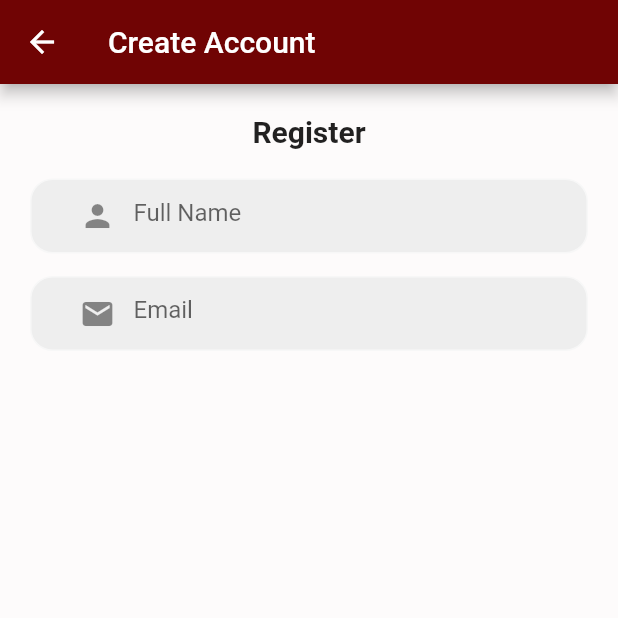
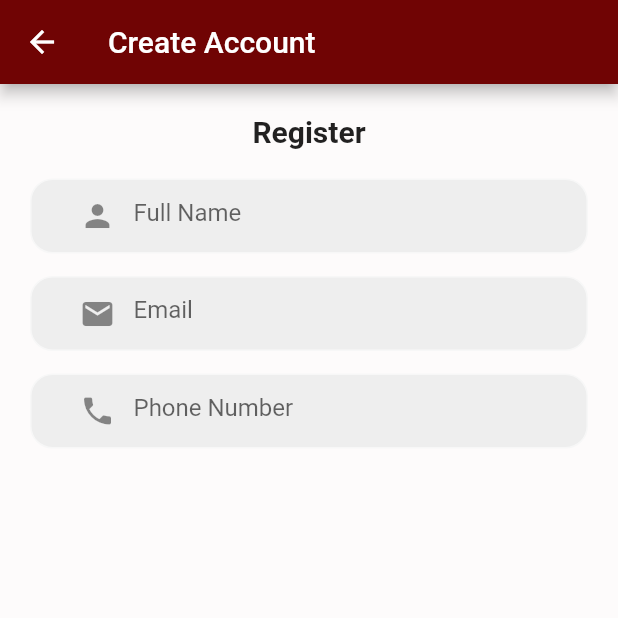
Before and after one commit to MrAnmol08/movielovers, a Flutter app: the screen it shows after launch, on a phone screen of 412 x 824 dp, the top half of it. Run offline on Flutter 3.47's test engine with Material 2 defaults, Android fonts, the phone set to English and light mode, and no system bars; our stand-ins replace google_fonts.

Commit message:
adding phone number section on register page

```diff
--- a/lib/RegisterPage.dart
+++ b/lib/RegisterPage.dart
@@ -95,6 +95,34 @@ class _RegisterPageState extends State<RegisterPage> {
                   )
                 ),
 
+                SizedBox(height: 15),
+
+                Padding(
+                  padding: EdgeInsets.symmetric(horizontal: 20),
+                  child: Container(
+                    decoration: BoxDecoration(
+                      color: (Colors.grey[200]),
+                       border: Border.all(color: const Color.fromARGB(255, 247, 247, 247)),
+                        borderRadius: BorderRadius.circular(15),
+                    ),
+
+                    child: Padding(
+                      padding: EdgeInsets.only(left: 20.0),
+                      child: TextField(
+                       keyboardType: TextInputType.emailAddress,
+                        decoration: InputDecoration(
+                          prefixIcon: Icon(Icons.phone),
+                          border: InputBorder.none,
+                          hintText: 'Phone Number',
+                        ),
+
+                      ),
+                    ),
+                  )
+                ),
+
+
+
 
 
             ]
```
